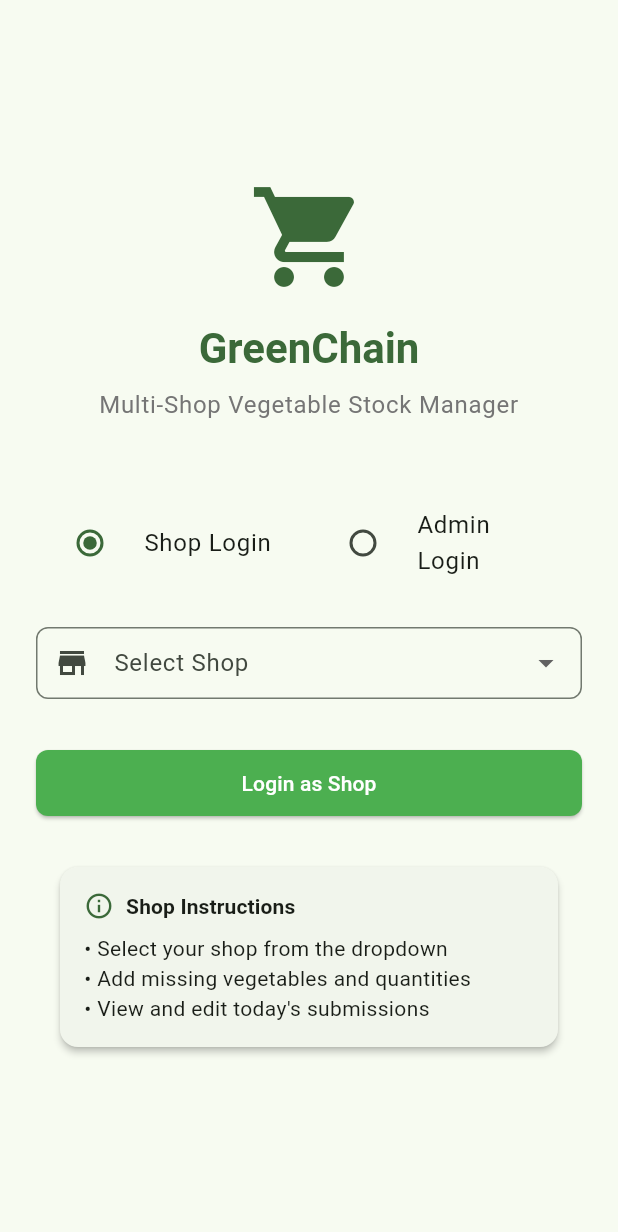
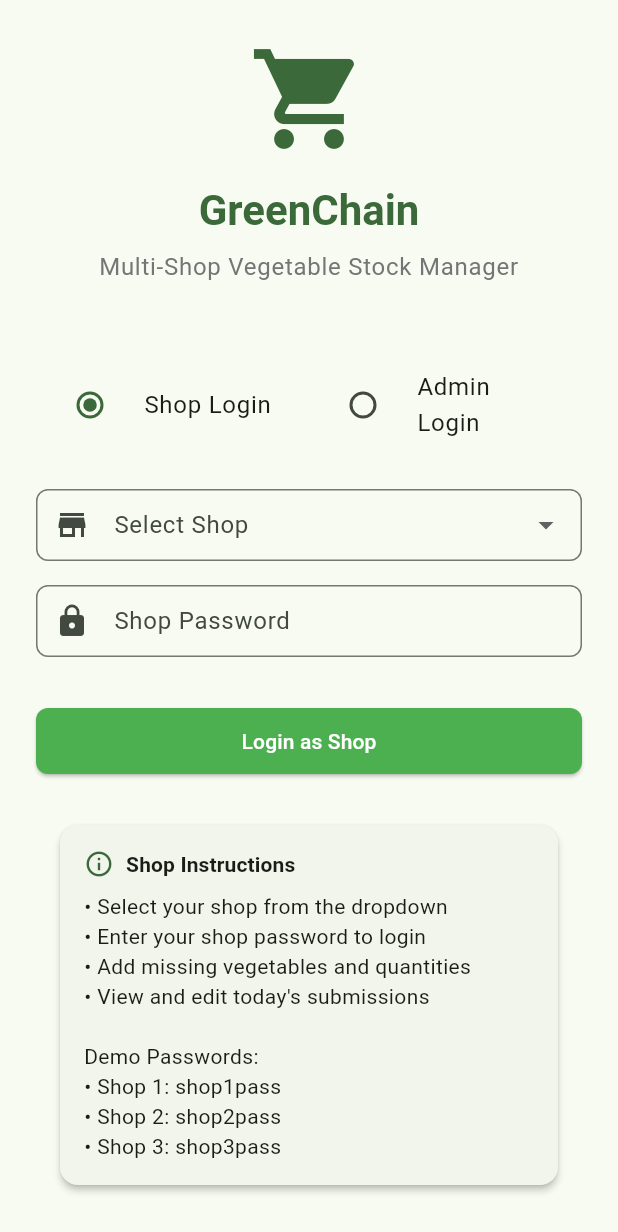
Before and after one commit to mohsinsapra/veg_shop_manager, a Flutter app: the screen it shows after launch, on a phone screen of 412 x 824 dp. Shown: the top 1232 px of the screen. Run offline on Flutter 3.47's test engine with Material 3 defaults, Android fonts, the light colour scheme and no system bars; our stand-ins replace beamer, cloud_firestore, csv, firebase_auth, firebase_core, flutter_riverpod and 5 more; accounts and stored records are empty.

Commit message:
master: shop passwords added

```diff
--- a/veg_shop_manager/lib/core/constants/app_constants.dart
+++ b/veg_shop_manager/lib/core/constants/app_constants.dart
@@ -5,6 +5,12 @@ class AppConstants {
     'shop1': 'Shop 1 - Downtown',
     'shop2': 'Shop 2 - Mall',
     'shop3': 'Shop 3 - Suburb',
+  };
+
+  static const Map<String, String> shopPasswords = {
+    'shop1': 'shop1pass',
+    'shop2': 'shop2pass',
+    'shop3': 'shop3pass',
   };
 
   static const String adminCredential = 'admin';
--- a/veg_shop_manager/lib/presentation/pages/login/login_page.dart
+++ b/veg_shop_manager/lib/presentation/pages/login/login_page.dart
@@ -52,7 +52,7 @@ class _LoginPageState extends ConsumerState<LoginPage> {
     if (_isAdminLogin) {
       success = await authNotifier.loginAsAdmin(_passwordController.text);
     } else if (_selectedShop != null) {
-      success = await authNotifier.loginAsShop(_selectedShop!);
+      success = await authNotifier.loginAsShop(_selectedShop!, _passwordController.text);
     }
 
     if (success && mounted) {
@@ -101,9 +101,9 @@ class _LoginPageState extends ConsumerState<LoginPage> {
                   Text(
                     'Multi-Shop Vegetable Stock Manager',
                     textAlign: TextAlign.center,
-                    style: Theme.of(context).textTheme.bodyLarge?.copyWith(
-                          color: Colors.grey[600],
-                        ),
+                    style: Theme.of(
+                      context,
+                    ).textTheme.bodyLarge?.copyWith(color: Colors.grey[600]),
                   ),
                   const SizedBox(height: 48),
 
@@ -132,7 +132,11 @@ class _LoginPageState extends ConsumerState<LoginPage> {
                             setState(() {
                               _isAdminLogin = value!;
                               _selectedShop = null;
+                              if (_isAdminLogin) {
+                                _passwordController.text = 'admin123';
+                              } else {
                                 _passwordController.clear();
+                              }
                             });
                           },
                         ),
@@ -150,19 +154,42 @@ class _LoginPageState extends ConsumerState<LoginPage> {
                         prefixIcon: Icon(Icons.store),
                       ),
                       items: AppConstants.predefinedShops.entries
-                          .map((entry) => DropdownMenuItem(
+                          .map(
+                            (entry) => DropdownMenuItem(
                               value: entry.key,
                               child: Text(entry.value),
-                              ))
+                            ),
+                          )
                           .toList(),
                       onChanged: (value) {
                         setState(() {
                           _selectedShop = value;
+                          // Auto-fill password for demo purposes
+                          if (value != null && AppConstants.shopPasswords.containsKey(value)) {
+                            _passwordController.text = AppConstants.shopPasswords[value]!;
+                          } else {
+                            _passwordController.clear();
+                          }
                         });
                       },
                       validator: (value) {
                         if (value == null || value.isEmpty) {
                           return 'Please select a shop';
+                        }
+                        return null;
+                      },
+                    ),
+                    const SizedBox(height: 16),
+                    TextFormField(
+                      controller: _passwordController,
+                      obscureText: true,
+                      decoration: const InputDecoration(
+                        labelText: 'Shop Password',
+                        prefixIcon: Icon(Icons.lock),
+                      ),
+                      validator: (value) {
+                        if (value == null || value.isEmpty) {
+                          return 'Please enter shop password';
                         }
                         return null;
                       },
@@ -194,7 +221,9 @@ class _LoginPageState extends ConsumerState<LoginPage> {
                             width: 20,
                             child: CircularProgressIndicator(strokeWidth: 2),
                           )
-                        : Text(_isAdminLogin ? 'Login as Admin' : 'Login as Shop'),
+                        : Text(
+                            _isAdminLogin ? 'Login as Admin' : 'Login as Shop',
+                          ),
                   ),
 
                   const SizedBox(height: 24),
@@ -216,17 +245,21 @@ class _LoginPageState extends ConsumerState<LoginPage> {
                                 const SizedBox(width: 8),
                                 Text(
                                   'Shop Instructions',
-                                  style: Theme.of(context).textTheme.titleSmall?.copyWith(
-                                        fontWeight: FontWeight.bold,
-                                      ),
+                                  style: Theme.of(context).textTheme.titleSmall
+                                      ?.copyWith(fontWeight: FontWeight.bold),
                                 ),
                               ],
                             ),
                             const SizedBox(height: 8),
                             const Text(
                               '• Select your shop from the dropdown\n'
+                              '• Enter your shop password to login\n'
                               '• Add missing vegetables and quantities\n'
-                              '• View and edit today\'s submissions',
+                              '• View and edit today\'s submissions\n\n'
+                              'Demo Passwords:\n'
+                              '• Shop 1: shop1pass\n'
+                              '• Shop 2: shop2pass\n'
+                              '• Shop 3: shop3pass',
                               style: TextStyle(fontSize: 14),
                             ),
                           ],
@@ -250,9 +283,8 @@ class _LoginPageState extends ConsumerState<LoginPage> {
                                 const SizedBox(width: 8),
                                 Text(
                                   'Admin Access',
-                                  style: Theme.of(context).textTheme.titleSmall?.copyWith(
-                                        fontWeight: FontWeight.bold,
-                                      ),
+                                  style: Theme.of(context).textTheme.titleSmall
+                                      ?.copyWith(fontWeight: FontWeight.bold),
                                 ),
                               ],
                             ),
--- a/veg_shop_manager/lib/presentation/providers/auth_provider.dart
+++ b/veg_shop_manager/lib/presentation/providers/auth_provider.dart
@@ -59,8 +59,12 @@ class AuthNotifier extends StateNotifier<AuthState> {
     }
   }
 
-  Future<bool> loginAsShop(String shopId) async {
+  Future<bool> loginAsShop(String shopId, String password) async {
     if (!AppConstants.predefinedShops.containsKey(shopId)) {
+      return false;
+    }
+
+    if (AppConstants.shopPasswords[shopId] != password) {
       return false;
     }
 
```
Lines whose indentation alone changed are shown as unchanged.
